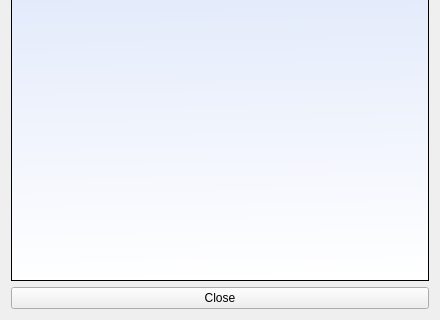
Above: Reminder.ui from hheld/JustDoIt before the change; both pictures show x 0 to 440 and y 263 to 583 of the 440 by 583 pixel window. Below: the same form after it.
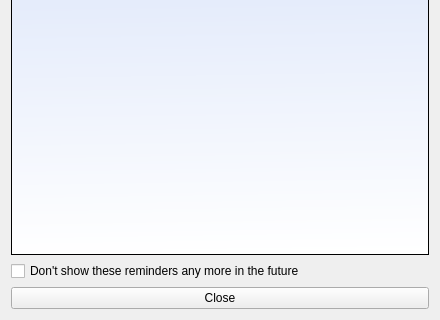
That is the form after the change. Icons and pictures are not drawn.

Commit message: Improved the disabling of the reminder pop-ups.

What changed in the file:
```diff
--- a/Reminder.ui
+++ b/Reminder.ui
@@ -81,13 +81,20 @@
      </attribute>
     </widget>
    </item>
-   <item row="1" column="0">
+   <item row="2" column="0">
     <widget class="QPushButton" name="pushButton">
      <property name="text">
       <string>Close</string>
      </property>
     </widget>
    </item>
+   <item row="1" column="0">
+    <widget class="QCheckBox" name="checkBox_noMoreReminders">
+     <property name="text">
+      <string>Don't show these reminders any more in the future</string>
+     </property>
+    </widget>
+   </item>
   </layout>
  </widget>
  <resources>
```
The commit also changes 4 other files.
